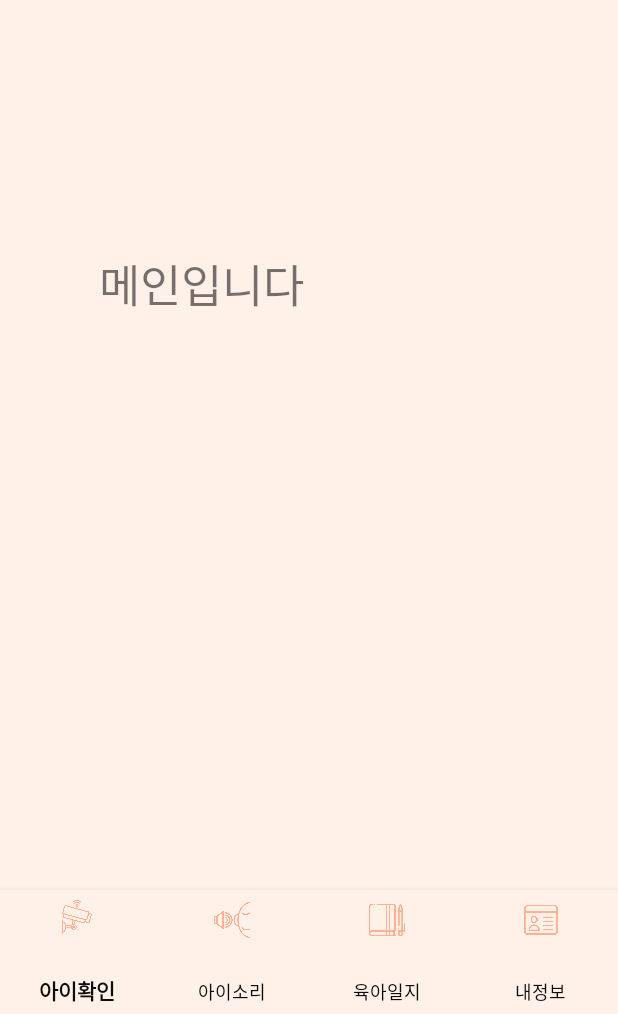
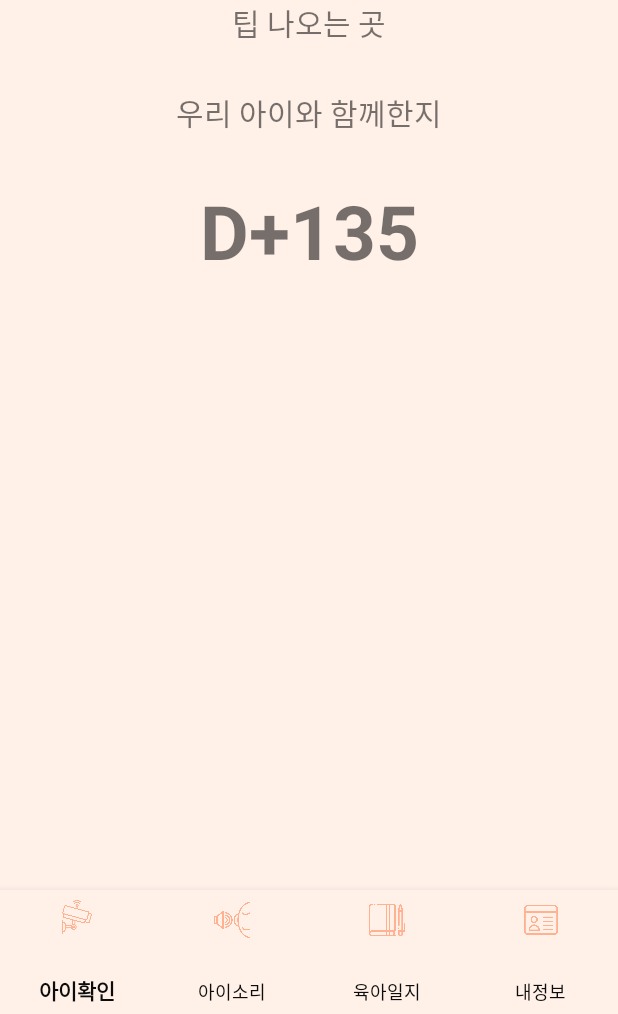
Before and after one commit to 2021-SMHRD-KDT-AI-5/AIM, an Android app: the FragmentMain screen opened directly, with no data from a screen before it, on a phone screen of 412 x 824 dp, the part 222-1236 px from its top. Run offline under Robolectric (Android 15) with nearby library versions, the phone set to English and light mode, and no system bars.

```diff
--- a/app/src/main/java/com/example/aim_project/DBHelper.java
+++ b/app/src/main/java/com/example/aim_project/DBHelper.java
@@ -29,6 +29,7 @@ public class DBHelper extends SQLiteOpenHelper {
 
         db.execSQL("CREATE TABLE baby_diary(\n" +
                 "member_id VARCHAR2(30) NOT NULL,\n" +
+                "baby_name VARCHAR2(30) NOT NULL,\n" +
                 "diary_date VARCHAR2(30) NOT NULL,\n" +
                 "title VARCHAR2(200) NOT NULL,\n" +
                 "contents VARCHAR2(3000),\n" +
--- a/app/src/main/java/com/example/aim_project/DBManager.java
+++ b/app/src/main/java/com/example/aim_project/DBManager.java
@@ -16,6 +16,13 @@ public class DBManager {
         db.execSQL("insert into aim_members values('"+ id +"','"+ pw +"','"+ email +"','"+ ip +"')");
     }
 
+    // 아기 정보 신규 저장 메소드
+    public void baby_join(String id, String babyName, String babyBirthday){
+        SQLiteDatabase db = helper.getWritableDatabase();
+        db.execSQL("insert into baby_info values('"+ id +"','"+ babyName +"','"+ babyBirthday +"')");
+    }
+
+    // 로그인 메소드
     public boolean login(String id, String pw){
         SQLiteDatabase db = helper.getReadableDatabase();
 
--- a/app/src/main/java/com/example/aim_project/JoinActivity.java
+++ b/app/src/main/java/com/example/aim_project/JoinActivity.java
@@ -12,7 +12,7 @@ import android.widget.Toast;
 
 public class JoinActivity extends AppCompatActivity {
     ImageView img_back;
-    EditText edt_id, edt_pw, edt_email, edt_ip;
+    EditText edt_id, edt_pw, edt_email, edt_ip, edt_baby_name, edt_baby_birthday;
     Button join_ok;
 
     DBManager manager;
@@ -26,6 +26,8 @@ public class JoinActivity extends AppCompatActivity {
         edt_pw = findViewById(R.id.edt_pw);
         edt_email = findViewById(R.id.edt_email);
         edt_ip = findViewById(R.id.edt_ip);
+        edt_baby_name = findViewById(R.id.edt_baby_name);
+        edt_baby_birthday = findViewById(R.id.edt_baby_birtday);
         join_ok = findViewById(R.id.join_ok);
 
         manager = new DBManager(getApplicationContext()); // 회원가입을 위한 DBManager객체 생성
@@ -45,8 +47,11 @@ public class JoinActivity extends AppCompatActivity {
                 String pw = edt_pw.getText().toString();
                 String email = edt_email.getText().toString();
                 String ip = edt_ip.getText().toString();
+                String babyName = edt_baby_name.getText().toString();
+                String babyBirthday = edt_baby_birthday.getText().toString();
 
                 manager.join(id, pw, email, ip); // 회원가입 메소드
+                manager.baby_join(id, babyName, babyBirthday); // 아기 정보 저장 메소드
 
                 Toast.makeText(getApplicationContext(),"회원가입에 성공하셨습니다! 가입하신 아이디로 로그인해보세요.",Toast.LENGTH_LONG).show();
                 Intent it = new Intent();
--- a/app/src/main/res/layout/activity_main.xml
+++ b/app/src/main/res/layout/activity_main.xml
@@ -35,7 +35,5 @@
         app:layout_constraintBottom_toTopOf="@+id/guideline3"
         app:layout_constraintEnd_toEndOf="parent"
         app:layout_constraintStart_toStartOf="parent"
-        app:layout_constraintTop_toTopOf="parent">
-
-    </FrameLayout>
+        app:layout_constraintTop_toTopOf="parent"/>
 </androidx.constraintlayout.widget.ConstraintLayout>
--- a/app/src/main/res/layout/fragment_main.xml
+++ b/app/src/main/res/layout/fragment_main.xml
@@ -22,14 +22,39 @@
         app:layout_constraintVertical_bias="0.0" />
 
     <TextView
-        android:id="@+id/textView5"
-        android:layout_width="280dp"
-        android:layout_height="112dp"
-        android:text="메인입니다"
-        android:textSize="30dp"
-        app:layout_constraintBottom_toBottomOf="parent"
+        android:id="@+id/tv_tip"
+        android:layout_width="wrap_content"
+        android:layout_height="wrap_content"
+        android:gravity="center"
+        android:text="팁 나오는 곳"
+        android:textSize="20dp"
         app:layout_constraintEnd_toEndOf="parent"
         app:layout_constraintStart_toStartOf="parent"
-        app:layout_constraintTop_toTopOf="parent" />
+        app:layout_constraintTop_toBottomOf="@+id/imageView10" />
+
+    <TextView
+        android:id="@+id/tv_meet"
+        android:layout_width="wrap_content"
+        android:layout_height="wrap_content"
+        android:layout_marginTop="30dp"
+        android:gravity="center"
+        android:text="우리 아이와 함께한지"
+        android:textSize="20dp"
+        app:layout_constraintEnd_toEndOf="parent"
+        app:layout_constraintStart_toStartOf="parent"
+        app:layout_constraintTop_toBottomOf="@+id/tv_tip" />
+
+    <TextView
+        android:id="@+id/tv_dday"
+        android:layout_width="wrap_content"
+        android:layout_height="wrap_content"
+        android:layout_marginTop="30dp"
+        android:gravity="center"
+        android:text="D+135"
+        android:textSize="50dp"
+        android:textStyle="bold"
+        app:layout_constraintEnd_toEndOf="parent"
+        app:layout_constraintStart_toStartOf="parent"
+        app:layout_constraintTop_toBottomOf="@+id/tv_meet" />
 
 </androidx.constraintlayout.widget.ConstraintLayout>
```
